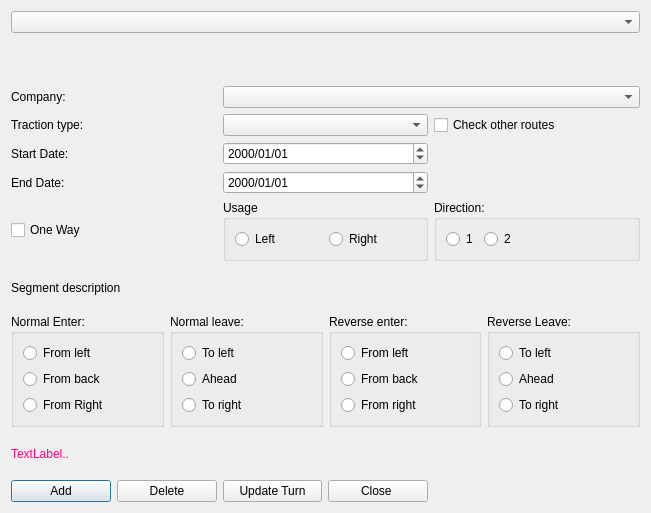
Above: mapper_app/ui/routedlg.ui from allenck/mapper before the change. Below: the same form after it.
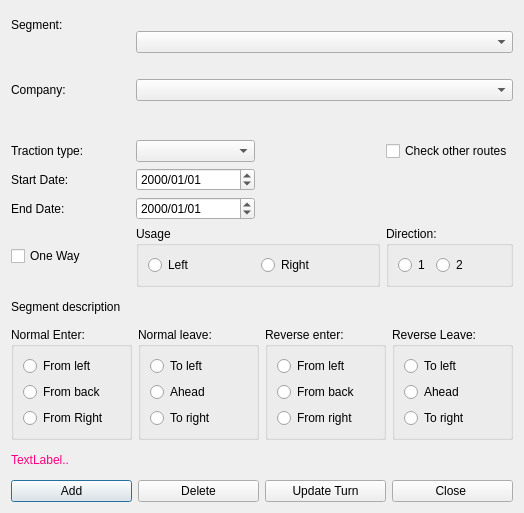
That is the form after the change. Custom widgets are drawn as their Qt base class.

Commit message: add company mnemonic field

What changed in the file:
```diff
--- a/mapper_app/ui/routedlg.ui
+++ b/mapper_app/ui/routedlg.ui
@@ -6,7 +6,7 @@
    <rect>
     <x>0</x>
     <y>0</y>
-    <width>651</width>
+    <width>524</width>
     <height>513</height>
    </rect>
   </property>
@@ -19,58 +19,52 @@
    <string>Dialog</string>
   </property>
   <layout class="QGridLayout" name="gridLayout">
-   <item row="9" column="0">
-    <widget class="QLabel" name="lblHelpText">
-     <property name="palette">
-      <palette>
-       <active>
-        <colorrole role="WindowText">
-         <brush brushstyle="SolidPattern">
-          <color alpha="255">
-           <red>255</red>
-           <green>0</green>
-           <blue>127</blue>
-          </color>
-         </brush>
-        </colorrole>
-       </active>
-       <inactive>
-        <colorrole role="WindowText">
-         <brush brushstyle="SolidPattern">
-          <color alpha="255">
-           <red>255</red>
-           <green>0</green>
-           <blue>127</blue>
-          </color>
-         </brush>
-        </colorrole>
-       </inactive>
-       <disabled>
-        <colorrole role="WindowText">
-         <brush brushstyle="SolidPattern">
-          <color alpha="255">
-           <red>159</red>
-           <green>158</green>
-           <blue>158</blue>
-          </color>
-         </brush>
-        </colorrole>
-       </disabled>
-      </palette>
+   <item row="0" column="0">
+    <widget class="QLabel" name="label">
+     <property name="text">
+      <string>Segment:</string>
      </property>
+    </widget>
+   </item>
+   <item row="2" column="0">
+    <widget class="QLabel" name="label_2">
      <property name="text">
-      <string>TextLabel..</string>
+      <string>Company:</string>
+     </property>
+    </widget>
+   </item>
+   <item row="3" column="0" colspan="4">
+    <widget class="RouteNameWidget" name="rnw" native="true"/>
+   </item>
+   <item row="4" column="0">
+    <widget class="QLabel" name="label_3">
+     <property name="text">
+      <string>Traction type:</string>
+     </property>
+    </widget>
+   </item>
+   <item row="4" column="3">
+    <widget class="QCheckBox" name="chkOtherRoutes">
+     <property name="text">
+      <string>Check other routes</string>
      </property>
     </widget>
    </item>
    <item row="5" column="0">
+    <widget class="QLabel" name="label_4">
+     <property name="text">
+      <string>Start Date:</string>
+     </property>
+    </widget>
+   </item>
+   <item row="6" column="0">
     <widget class="QLabel" name="label_5">
      <property name="text">
       <string>End Date:</string>
      </property>
     </widget>
    </item>
-   <item row="6" column="0">
+   <item row="7" column="0">
     <widget class="QCheckBox" name="cbOneWay">
      <property name="toolTip">
       <string>&lt;html&gt;&lt;head/&gt;&lt;body&gt;&lt;p&gt;Click if this route segment is one way.&lt;/p&gt;&lt;/body&gt;&lt;/html&gt;</string>
@@ -80,17 +74,36 @@
      </property>
     </widget>
    </item>
-   <item row="5" column="1">
-    <widget class="QDateEdit" name="dateEnd">
-     <property name="displayFormat">
-      <string>yyyy/MM/dd</string>
+   <item row="7" column="1" colspan="2">
+    <widget class="QGroupBox" name="gbUsage">
+     <property name="toolTip">
+      <string>&lt;html&gt;&lt;head/&gt;&lt;body&gt;&lt;p&gt;If the direction of travel is the same as the definition of the segement, select &amp;quot;Right&amp;quot; else select &amp;quot;L&amp;quot;.&lt;/p&gt;&lt;/body&gt;&lt;/html&gt;</string>
      </property>
+     <property name="whatsThis">
+      <string>&lt;html&gt;&lt;head/&gt;&lt;body&gt;&lt;p&gt;When a route uses only one track of two, which track must be specified.&lt;/p&gt;&lt;/body&gt;&lt;/html&gt;</string>
+     </property>
+     <property name="title">
+      <string>Usage</string>
+     </property>
+     <layout class="QHBoxLayout" name="horizontalLayout">
+      <item>
+       <widget class="QRadioButton" name="rbLeft">
+        <property name="text">
+         <string>Left</string>
+        </property>
+       </widget>
+      </item>
+      <item>
+       <widget class="QRadioButton" name="rbRight">
+        <property name="text">
+         <string>Right</string>
+        </property>
+       </widget>
+      </item>
+     </layout>
     </widget>
    </item>
-   <item row="3" column="1">
-    <widget class="QComboBox" name="cbTractionType"/>
-   </item>
-   <item row="6" column="2">
+   <item row="7" column="3">
     <widget class="QGroupBox" name="gbDirection">
      <property name="font">
       <font>
@@ -121,78 +134,14 @@
      </layout>
     </widget>
    </item>
-   <item row="2" column="0">
-    <widget class="QLabel" name="label_2">
-     <property name="text">
-      <string>Company:</string>
-     </property>
-    </widget>
-   </item>
-   <item row="4" column="1">
-    <widget class="QDateEdit" name="dateStart">
-     <property name="minimumDate">
-      <date>
-       <year>1752</year>
-       <month>10</month>
-       <day>16</day>
-      </date>
-     </property>
-     <property name="displayFormat">
-      <string>yyyy/MM/dd</string>
-     </property>
-    </widget>
-   </item>
-   <item row="3" column="2">
-    <widget class="QCheckBox" name="chkOtherRoutes">
-     <property name="text">
-      <string>Check other routes</string>
-     </property>
-    </widget>
-   </item>
-   <item row="3" column="0">
-    <widget class="QLabel" name="label_3">
-     <property name="text">
-      <string>Traction type:</string>
-     </property>
-    </widget>
-   </item>
-   <item row="6" column="1">
-    <widget class="QGroupBox" name="gbUsage">
-     <property name="toolTip">
-      <string>&lt;html&gt;&lt;head/&gt;&lt;body&gt;&lt;p&gt;If the direction of travel is the same as the definition of the segement, select &amp;quot;Right&amp;quot; else select &amp;quot;L&amp;quot;.&lt;/p&gt;&lt;/body&gt;&lt;/html&gt;</string>
-     </property>
-     <property name="whatsThis">
-      <string>&lt;html&gt;&lt;head/&gt;&lt;body&gt;&lt;p&gt;When a route uses only one track of two, which track must be specified.&lt;/p&gt;&lt;/body&gt;&lt;/html&gt;</string>
-     </property>
-     <property name="title">
-      <string>Usage</string>
-     </property>
-     <layout class="QHBoxLayout" name="horizontalLayout">
-      <item>
-       <widget class="QRadioButton" name="rbLeft">
-        <property name="text">
-         <string>Left</string>
-        </property>
-       </widget>
-      </item>
-      <item>
-       <widget class="QRadioButton" name="rbRight">
-        <property name="text">
-         <string>Right</string>
-        </property>
-       </widget>
-      </item>
-     </layout>
-    </widget>
-   </item>
-   <item row="7" column="0" colspan="2">
+   <item row="8" column="0" colspan="3">
     <widget class="QLabel" name="lblSegmentText">
      <property name="text">
       <string>Segment description</string>
      </property>
     </widget>
    </item>
-   <item row="8" column="0" colspan="3">
+   <item row="9" column="0" colspan="4">
     <layout class="QHBoxLayout" name="horizontalLayout_3">
      <item>
       <widget class="QGroupBox" name="gbNormalEnter">
@@ -348,28 +297,51 @@
      </item>
     </layout>
    </item>
-   <item row="0" column="0" colspan="3">
-    <widget class="QComboBox" name="cbSegments">
-     <property name="toolTip">
-      <string>Select an existing route segment to update</string>
+   <item row="10" column="0">
+    <widget class="QLabel" name="lblHelpText">
+     <property name="palette">
+      <palette>
+       <active>
+        <colorrole role="WindowText">
+         <brush brushstyle="SolidPattern">
+          <color alpha="255">
+           <red>255</red>
+           <green>0</green>
+           <blue>127</blue>
+          </color>
+         </brush>
+        </colorrole>
+       </active>
+       <inactive>
+        <colorrole role="WindowText">
+         <brush brushstyle="SolidPattern">
+          <color alpha="255">
+           <red>255</red>
+           <green>0</green>
+           <blue>127</blue>
+          </color>
+         </brush>
+        </colorrole>
+       </inactive>
+       <disabled>
+        <colorrole role="WindowText">
+         <brush brushstyle="SolidPattern">
+          <color alpha="255">
+           <red>159</red>
+           <green>158</green>
+           <blue>158</blue>
+          </color>
+         </brush>
+        </colorrole>
+       </disabled>
+      </palette>
      </property>
-    </widget>
-   </item>
-   <item row="2" column="1" colspan="2">
-    <widget class="QComboBox" name="cbCompany">
-     <property name="editable">
-      <bool>false</bool>
-     </property>
-    </widget>
-   </item>
-   <item row="4" column="0">
-    <widget class="QLabel" name="label_4">
      <property name="text">
-      <string>Start Date:</string>
+      <string>TextLabel..</string>
      </property>
     </widget>
    </item>
-   <item row="10" column="0" colspan="2">
+   <item row="11" column="0" colspan="4">
     <layout class="QHBoxLayout" name="horizontalLayout_2">
      <item>
       <widget class="QPushButton" name="btnAdd">
@@ -407,8 +379,43 @@
      </item>
     </layout>
    </item>
-   <item row="1" column="0" colspan="3">
-    <widget class="RouteNameWidget" name="rnw" native="true"/>
+   <item row="4" column="1">
+    <widget class="QComboBox" name="cbTractionType"/>
+   </item>
+   <item row="5" column="1">
+    <widget class="QDateEdit" name="dateStart">
+     <property name="minimumDate">
+      <date>
+       <year>1752</year>
+       <month>10</month>
+       <day>16</day>
+      </date>
+     </property>
+     <property name="displayFormat">
+      <string>yyyy/MM/dd</string>
+     </property>
+    </widget>
+   </item>
+   <item row="6" column="1">
+    <widget class="QDateEdit" name="dateEnd">
+     <property name="displayFormat">
+      <string>yyyy/MM/dd</string>
+     </property>
+    </widget>
+   </item>
+   <item row="0" column="1" rowspan="2" colspan="3">
+    <widget class="QComboBox" name="cbSegments">
+     <property name="toolTip">
+      <string>Select an existing route segment to update</string>
+     </property>
+    </widget>
+   </item>
+   <item row="2" column="1" colspan="3">
+    <widget class="QComboBox" name="cbCompany">
+     <property name="editable">
+      <bool>false</bool>
+     </property>
+    </widget>
    </item>
   </layout>
  </widget>
```
Left out of the diff: 1 changed line with no effect on the pictures. The commit also changes 23 other files.
